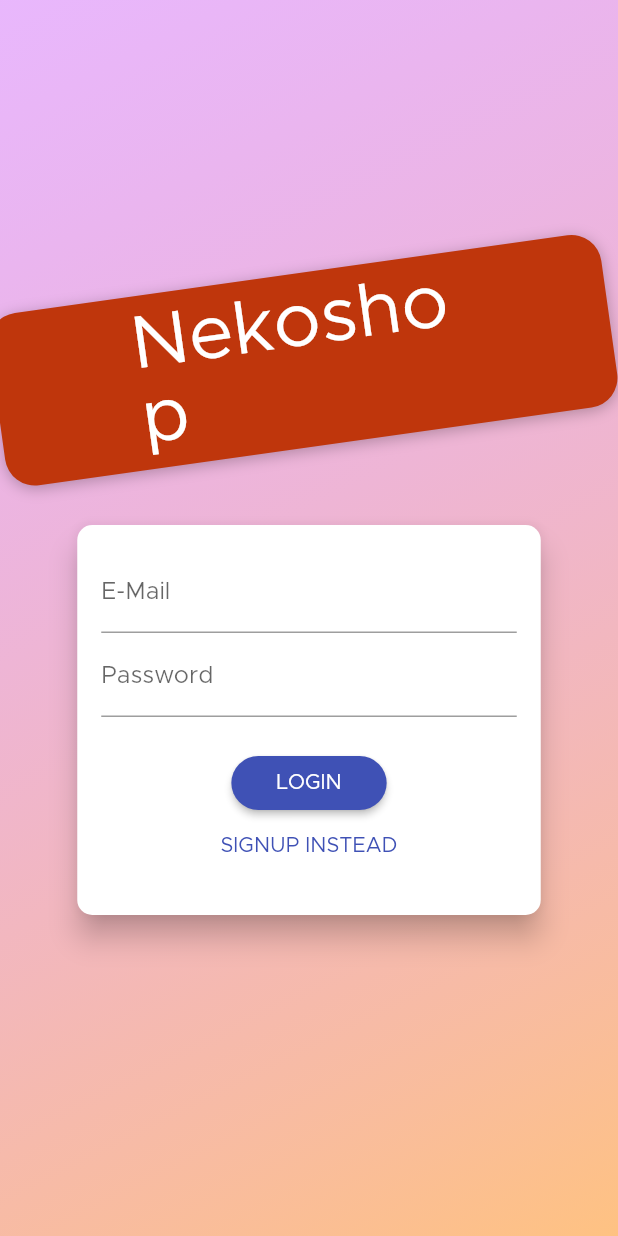
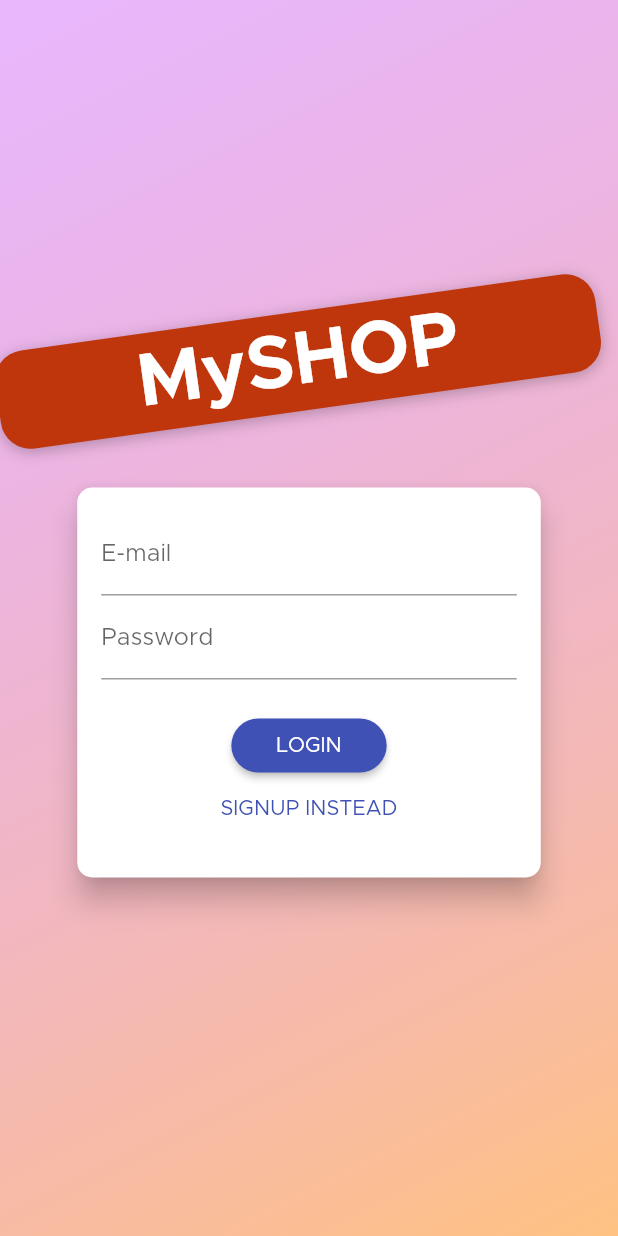
Before and after one commit to nekoto-kun/shop_app, a Flutter app: the screen it shows after launch, on a phone screen of 412 x 824 dp. Run offline on Flutter 3.47's test engine with Material 2 defaults, Android fonts, the phone set to English and light mode, and no system bars; our stand-ins replace shared_preferences.

Commit message:
Module 12.2

```diff
--- a/lib/screens/auth_screen.dart
+++ b/lib/screens/auth_screen.dart
@@ -63,12 +63,12 @@ class AuthScreen extends StatelessWidget {
                         ],
                       ),
                       child: Text(
-                        'Nekoshop',
+                        'MySHOP',
                         style: TextStyle(
                           color: Theme.of(context).accentTextTheme.title.color,
                           fontSize: 50,
                           fontFamily: 'Metropolis',
-                          fontWeight: FontWeight.normal,
+                          fontWeight: FontWeight.bold,
                         ),
                       ),
                     ),
@@ -96,7 +96,8 @@ class AuthCard extends StatefulWidget {
   _AuthCardState createState() => _AuthCardState();
 }
 
-class _AuthCardState extends State<AuthCard> {
+class _AuthCardState extends State<AuthCard>
+    with SingleTickerProviderStateMixin {
   final GlobalKey<FormState> _formKey = GlobalKey();
   AuthMode _authMode = AuthMode.Login;
   Map<String, String> _authData = {
@@ -105,6 +106,34 @@ class _AuthCardState extends State<AuthCard> {
   };
   var _isLoading = false;
   final _passwordController = TextEditingController();
+
+  AnimationController _controller;
+  Animation<Size> _heightAnimation;
+
+  @override
+  void initState() {
+    super.initState();
+    _controller = AnimationController(
+      vsync: this,
+      duration: Duration(milliseconds: 300),
+    );
+    _heightAnimation = Tween<Size>(
+      begin: Size(double.infinity, 260),
+      end: Size(double.infinity, 320),
+    ).animate(
+      CurvedAnimation(
+        parent: _controller,
+        curve: Curves.easeIn,
+      ),
+    );
+    _heightAnimation.addListener(() => setState(() {}));
+  }
+
+  @override
+  void dispose() {
+    super.dispose();
+    _controller.dispose();
+  }
 
   void _showErrorDialog(String message) {
     showDialog(
@@ -175,10 +204,12 @@ class _AuthCardState extends State<AuthCard> {
       setState(() {
         _authMode = AuthMode.Signup;
       });
+      _controller.forward();
     } else {
       setState(() {
         _authMode = AuthMode.Login;
       });
+      _controller.reverse();
     }
   }
 
@@ -191,9 +222,11 @@ class _AuthCardState extends State<AuthCard> {
       ),
       elevation: 8.0,
       child: Container(
-        height: _authMode == AuthMode.Signup ? 320 : 260,
+        // height: _authMode == AuthMode.Signup ? 320 : 260,
+        height: _heightAnimation.value.height,
         constraints:
-            BoxConstraints(minHeight: _authMode == AuthMode.Signup ? 320 : 260),
+            // BoxConstraints(minHeight: _authMode == AuthMode.Signup ? 320 : 260),
+            BoxConstraints(minHeight: _heightAnimation.value.height),
         width: deviceSize.width * 0.75,
         padding: EdgeInsets.all(16.0),
         child: Form(
@@ -202,7 +235,7 @@ class _AuthCardState extends State<AuthCard> {
             child: Column(
               children: <Widget>[
                 TextFormField(
-                  decoration: InputDecoration(labelText: 'E-Mail'),
+                  decoration: InputDecoration(labelText: 'E-mail'),
                   keyboardType: TextInputType.emailAddress,
                   validator: (value) {
                     if (value.isEmpty || !value.contains('@')) {
```
